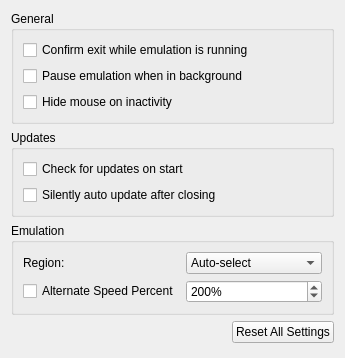
The window that src/citra_qt/configuration/configure_general.ui (B3n30/citra-1) describes before a commit, drawn with Qt 5.
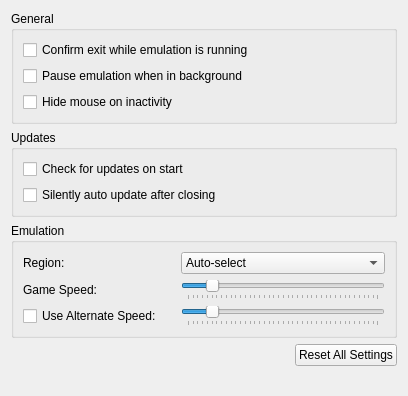
The same window after the commit.

What changed in the file:
```diff
--- a/src/citra_qt/configuration/configure_general.ui
+++ b/src/citra_qt/configuration/configure_general.ui
@@ -6,8 +6,8 @@
    <rect>
     <x>0</x>
     <y>0</y>
-    <width>345</width>
-    <height>358</height>
+    <width>408</width>
+    <height>396</height>
    </rect>
   </property>
   <property name="windowTitle">
@@ -75,21 +75,7 @@
         <string>Emulation</string>
        </property>
        <layout class="QGridLayout" name="gridLayout">
-        <item row="1" column="0">
-         <widget class="QCheckBox" name="toggle_alternate_speed">
-          <property name="text">
-           <string>Alternate Speed Percent</string>
-          </property>
-         </widget>
-        </item>
-        <item row="0" column="0">
-         <widget class="QLabel" name="label">
-          <property name="text">
-           <string>Region:</string>
-          </property>
-         </widget>
-        </item>
-        <item row="0" column="1">
+        <item row="0" column="2">
          <widget class="QComboBox" name="region_combobox">
           <item>
            <property name="text">
@@ -133,25 +119,94 @@
           </item>
          </widget>
         </item>
+        <item row="1" column="0">
+         <widget class="QLabel" name="label_game_speed">
+          <property name="text">
+           <string>Game Speed:</string>
+          </property>
+         </widget>
+        </item>
+        <item row="2" column="0">
+         <widget class="QCheckBox" name="toggle_alternate_speed">
+          <property name="text">
+           <string>Use Alternate Speed:</string>
+          </property>
+         </widget>
+        </item>
+        <item row="1" column="2">
+         <widget class="QSlider" name="frame_limit">
+          <property name="minimum">
+           <number>0</number>
+          </property>
+          <property name="maximum">
+           <number>199</number>
+          </property>
+          <property name="singleStep">
+           <number>5</number>
+          </property>
+          <property name="pageStep">
+           <number>15</number>
+          </property>
+          <property name="value">
+           <number>25</number>
+          </property>
+          <property name="orientation">
+           <enum>Qt::Horizontal</enum>
+          </property>
+          <property name="tickPosition">
+           <enum>QSlider::TicksBelow</enum>
+          </property>
+         </widget>
+        </item>
         <item row="1" column="1">
-         <widget class="QSpinBox" name="frame_limit_alternate">
-          <property name="suffix">
-           <string>%</string>
+         <widget class="QLabel" name="game_speed_display_label">
+          <property name="text">
+           <string/>
           </property>
+          <property name="alignment">
+           <set>Qt::AlignRight|Qt::AlignTrailing|Qt::AlignVCenter</set>
+          </property>
+         </widget>
+        </item>
+        <item row="0" column="0">
+         <widget class="QLabel" name="label">
+          <property name="text">
+           <string>Region:</string>
+          </property>
+         </widget>
+        </item>
+        <item row="2" column="2">
+         <widget class="QSlider" name="frame_limit_alternate">
           <property name="minimum">
            <number>0</number>
           </property>
           <property name="maximum">
-           <number>9999</number>
-          </property>
-          <property name="value">
-           <number>200</number>
+           <number>199</number>
           </property>
           <property name="singleStep">
            <number>5</number>
           </property>
-          <property name="specialValueText">
-           <string>Unthrottled</string>
+          <property name="pageStep">
+           <number>15</number>
+          </property>
+          <property name="value">
+           <number>25</number>
+          </property>
+          <property name="orientation">
+           <enum>Qt::Horizontal</enum>
+          </property>
+          <property name="tickPosition">
+           <enum>QSlider::TicksBelow</enum>
+          </property>
+         </widget>
+        </item>
+        <item row="2" column="1">
+         <widget class="QLabel" name="game_speed_alternate_display_label">
+          <property name="text">
+           <string/>
+          </property>
+          <property name="alignment">
+           <set>Qt::AlignRight|Qt::AlignTrailing|Qt::AlignVCenter</set>
           </property>
          </widget>
         </item>
```
